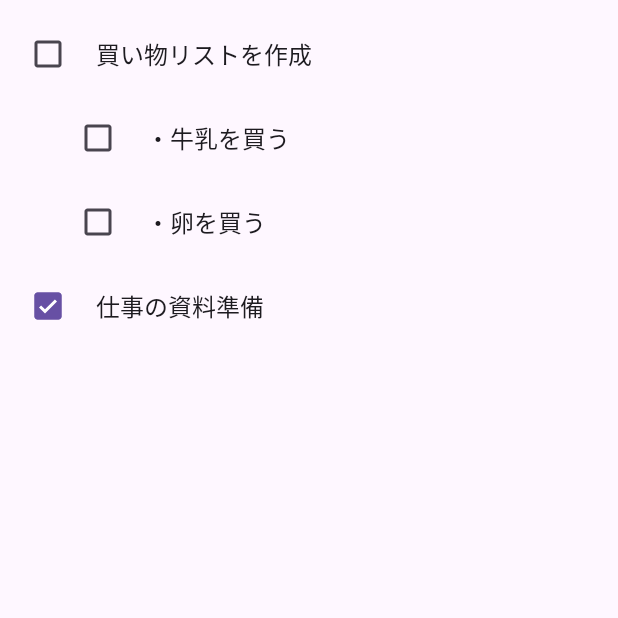
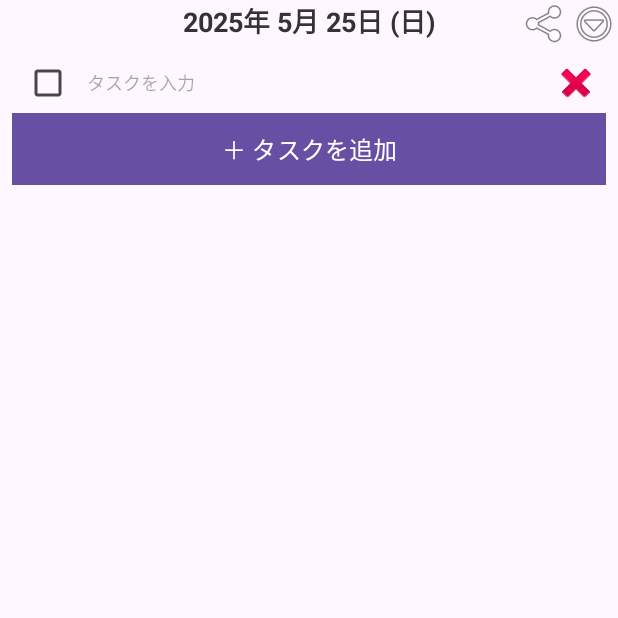
Before and after one commit to haruki1208/ProjectRoot, an Android app: the screen it shows after launch (MainActivity), on a phone screen of 412 x 824 dp, the top half of it. Run offline under Robolectric (Android 15) with nearby library versions, the phone set to English and light mode, and no system bars.

Commit message:
2.1 ホームToDo画面のUI作成  ・削除ボタン  ・追加ボタン  ・画面上部日付  ・右上メニュー  ・データ保存機能（番外）

```diff
--- a/Android/AndroidStudio/ToDoLevelUp/app/build.gradle
+++ b/Android/AndroidStudio/ToDoLevelUp/app/build.gradle
@@ -34,6 +34,7 @@ dependencies {
     implementation libs.material
     implementation libs.activity
     implementation libs.constraintlayout
+    implementation 'com.google.code.gson:gson:2.10.1'
     testImplementation libs.junit
     androidTestImplementation libs.ext.junit
     androidTestImplementation libs.espresso.core
--- a/Android/AndroidStudio/ToDoLevelUp/app/src/main/AndroidManifest.xml
+++ b/Android/AndroidStudio/ToDoLevelUp/app/src/main/AndroidManifest.xml
@@ -13,7 +13,7 @@
         android:theme="@style/Theme.ToDoLevelUp"
         tools:targetApi="31">
         <activity
-            android:name=".MainActivity"
+            android:name=".ui.MainActivity"
             android:exported="true">
             <intent-filter>
                 <action android:name="android.intent.action.MAIN" />
--- a/Android/AndroidStudio/ToDoLevelUp/app/src/main/java/com/example/todolevelup/MainActivity.java
+++ /dev/null
@@ -1,53 +0,0 @@
-package com.example.todolevelup;
-
-import android.os.Bundle;
-import androidx.appcompat.app.AppCompatActivity;
-import androidx.recyclerview.widget.LinearLayoutManager;
-import androidx.recyclerview.widget.RecyclerView;
-
-import java.util.ArrayList;
-import java.util.Date;
-import java.util.List;
-
-public class MainActivity extends AppCompatActivity {
-
-    private RecyclerView recyclerView;
-    private TaskAdapter taskAdapter;
-    private List<Task> taskList;
-
-    @Override
-    protected void onCreate(Bundle savedInstanceState) {
-        super.onCreate(savedInstanceState);
-        setContentView(R.layout.activity_main);
-
-        recyclerView = findViewById(R.id.taskRecyclerView);
-        recyclerView.setLayoutManager(new LinearLayoutManager(this));
-
-        // 仮のタスクリスト作成
-        taskList = createSampleTasks();
-
-        taskAdapter = new TaskAdapter(taskList);
-        recyclerView.setAdapter(taskAdapter);
-    }
-
-    private List<Task> createSampleTasks() {
-        List<Task> list = new ArrayList<>();
-        Date today = new Date();
-
-        // 親タスク
-        Task task1 = new Task("買い物リストを作成", false, 0, null, today);
-        list.add(task1);
-
-        // 子タスク（task1の子）
-        Task task1_1 = new Task("・牛乳を買う", false, 1, task1.getId(), today);
-        Task task1_2 = new Task("・卵を買う", false, 1, task1.getId(), today);
-        list.add(task1_1);
-        list.add(task1_2);
-
-        // 別の親タスク
-        Task task2 = new Task("仕事の資料準備", true, 0, null, today);
-        list.add(task2);
-
-        return list;
-    }
-}
--- a/Android/AndroidStudio/ToDoLevelUp/app/src/main/java/com/example/todolevelup/TaskAdapter.java
+++ /dev/null
@@ -1,116 +0,0 @@
-package com.example.todolevelup;
-
-import android.text.Editable;
-import android.text.TextWatcher;
-import android.view.LayoutInflater;
-import android.view.View;
-import android.view.ViewGroup;
-import android.widget.CheckBox;
-import android.widget.EditText;
-
-import androidx.annotation.NonNull;
-import androidx.recyclerview.widget.RecyclerView;
-
-import java.util.List;
-
-public class TaskAdapter extends RecyclerView.Adapter<TaskAdapter.TaskViewHolder> {
-
-    private List<Task> taskList;
-
-    public TaskAdapter(List<Task> taskList) {
-        this.taskList = taskList;
-//        addEmptyTaskIfNeeded(); // 初期化時にも空白行を追加
-    }
-
-    public static class TaskViewHolder extends RecyclerView.ViewHolder {
-        CheckBox checkBox;
-        EditText editText;
-
-        public TaskViewHolder(@NonNull View itemView) {
-            super(itemView);
-            checkBox = itemView.findViewById(R.id.taskCheckBox);
-            editText = itemView.findViewById(R.id.taskEditText);
-        }
-    }
-
-    @NonNull
-    @Override
-    public TaskViewHolder onCreateViewHolder(@NonNull ViewGroup parent, int viewType) {
-        View view = LayoutInflater.from(parent.getContext())
-                .inflate(R.layout.item_task, parent, false);
-        return new TaskViewHolder(view);
-    }
-
-//    @Override
-//    public void onBindViewHolder(@NonNull TaskViewHolder holder, int position) {
-//        Task task = taskList.get(position);
-//
-//        holder.taskText.setText(task.getText());
-//        holder.taskCheckBox.setChecked(task.isChecked());
-//
-//        // インデント（サブタスク）用の余白調整
-//        ViewGroup.MarginLayoutParams params =
-//                (ViewGroup.MarginLayoutParams) holder.taskText.getLayoutParams();
-//        params.setMarginStart(task.getIndentLevel() * 40);
-//        holder.taskText.setLayoutParams(params);
-//
-//        holder.taskText.setOnFocusChangeListener((v, hasFocus) -> {
-//            if (hasFocus && task.getText().isEmpty()) {
-//                // 空白行に入力が始まったら正式なタスクとして扱い、次の空白行を追加
-//                task.setText(holder.taskText.getText().toString());
-//                addEmptyTaskIfNeeded();
-//            }
-//        });
-//    }
-    @Override
-    public void onBindViewHolder(@NonNull TaskViewHolder holder, int position) {
-        Task task = taskList.get(position);
-
-        // 表示内容を設定
-        holder.checkBox.setChecked(task.isChecked());
-        holder.editText.setText(task.getText());
-
-        // インデント調整（階層に応じて左パディング）
-        int padding = 50 * task.getIndentLevel(); // 1階層ごとに50px左に寄せる
-        holder.itemView.setPadding(padding, holder.itemView.getPaddingTop(),
-                holder.itemView.getPaddingRight(), holder.itemView.getPaddingBottom());
-
-        // チェック状態の更新
-        holder.checkBox.setOnCheckedChangeListener((buttonView, isChecked) -> {
-            task.setChecked(isChecked);
-        });
-
-        // テキスト変更の反映
-        holder.editText.addTextChangedListener(new TextWatcher() {
-            @Override public void beforeTextChanged(CharSequence s, int start, int count, int after) {}
-            @Override public void onTextChanged(CharSequence s, int start, int before, int count) {}
-            @Override public void afterTextChanged(Editable s) {
-                task.setText(s.toString());
-            }
-        });
-    }
-
-    @Override
-    public int getItemCount() {
-        return taskList.size();
-    }
-//    private void addEmptyTaskIfNeeded() {
-//        // 最後のタスクが空白でないなら、空白タスクを追加
-//        if (taskList.isEmpty() || !taskList.get(taskList.size() - 1).getText().isEmpty()) {
-//            Task emptyTask = new Task("", false, 0, null, new Date());
-//            taskList.add(emptyTask);
-//            notifyItemInserted(taskList.size() - 1);
-//        }
-//    }
-
-//    public static class TaskViewHolder extends RecyclerView.ViewHolder {
-//        CheckBox taskCheckBox;
-//        EditText taskText;
-//
-//        public TaskViewHolder(@NonNull View itemView) {
-//            super(itemView);
-//            taskCheckBox = itemView.findViewById(R.id.taskCheckBox);
-//            taskText = itemView.findViewById(R.id.taskText);
-//        }
-//    }
-}
--- a/Android/AndroidStudio/ToDoLevelUp/app/src/main/java/com/example/todolevelup/Task.java
+++ b/Android/AndroidStudio/ToDoLevelUp/app/src/main/java/com/example/todolevelup/model/Task.java
@@ -1,6 +1,4 @@
-package com.example.todolevelup;
-
-import java.util.Date;
+package com.example.todolevelup.model;
 
 import java.util.Date;
 import java.util.UUID;
--- /dev/null
+++ b/Android/AndroidStudio/ToDoLevelUp/app/src/main/java/com/example/todolevelup/ui/MainActivity.java
@@ -0,0 +1,67 @@
+package com.example.todolevelup.ui;
+
+import android.os.Bundle;
+import androidx.appcompat.app.AppCompatActivity;
+import androidx.recyclerview.widget.LinearLayoutManager;
+import androidx.recyclerview.widget.RecyclerView;
+import android.widget.TextView;
+
+import com.example.todolevelup.R;
+import com.example.todolevelup.model.Task;
+
+import com.example.todolevelup.util.TaskStorage;
+
+import java.text.SimpleDateFormat;
+import java.util.ArrayList;
+import java.util.Date;
+import java.util.List;
+import java.util.Locale;
+
+
+public class MainActivity extends AppCompatActivity {
+
+    private RecyclerView recyclerView;
+    private TaskAdapter taskAdapter;
+    private List<Task> taskList;
+
+    @Override
+    protected void onCreate(Bundle savedInstanceState) {
+        super.onCreate(savedInstanceState);
+        setContentView(R.layout.activity_main);
+
+        TextView dateTextView = findViewById(R.id.dateTextView);
+        String todayText = getFormattedDate();
+        dateTextView.setText(todayText);
+
+
+        recyclerView = findViewById(R.id.taskRecyclerView);
+        recyclerView.setLayoutManager(new LinearLayoutManager(this));
+
+        // 保存されたタスクリストを読み込む
+        taskList = TaskStorage.loadTasks(this);
+        if (taskList == null || taskList.isEmpty()) {
+            taskList = createSampleTasks(); // 初回だけサンプルを表示
+        }
+
+
+        taskAdapter = new TaskAdapter(this, taskList);
+        recyclerView.setAdapter(taskAdapter);
+    }
+
+    private String getFormattedDate() {
+        SimpleDateFormat sdf = new SimpleDateFormat("yyyy年 M月 d日 (E)", Locale.JAPANESE);
+        return sdf.format(new Date());
+    }
+
+
+    private List<Task> createSampleTasks() {
+        List<Task> list = new ArrayList<>();
+        Date today = new Date();
+
+        // 空のタスクを1つだけ追加（インデント0、親なし）
+        Task emptyTask = new Task("", false, 0, null, today);
+        list.add(emptyTask);
+
+        return list;
+    }
+}
--- /dev/null
+++ b/Android/AndroidStudio/ToDoLevelUp/app/src/main/java/com/example/todolevelup/ui/TaskAdapter.java
@@ -0,0 +1,127 @@
+package com.example.todolevelup.ui;
+
+import android.text.Editable;
+import android.text.TextWatcher;
+import android.view.LayoutInflater;
+import android.view.View;
+import android.view.ViewGroup;
+import android.widget.CheckBox;
+import android.widget.EditText;
+import android.widget.Button;
+import android.widget.ImageButton;
+import android.app.AlertDialog;
+import android.content.DialogInterface;
+import android.content.Context;
+
+import androidx.annotation.NonNull;
+import androidx.recyclerview.widget.RecyclerView;
+
+import com.example.todolevelup.R;
+import com.example.todolevelup.model.Task;
+import com.example.todolevelup.util.TaskStorage;
+
+import java.util.Date;
+import java.util.List;
+
+public class TaskAdapter extends RecyclerView.Adapter<RecyclerView.ViewHolder> {
+
+    private static final int VIEW_TYPE_TASK = 0;
+    private static final int VIEW_TYPE_ADD_BUTTON = 1;
+
+    private List<Task> taskList;
+
+    private Context context;
+
+    public TaskAdapter(Context context, List<Task> taskList) {
+        this.context = context;
+        this.taskList = taskList;
+    }
+
+
+    @Override
+    public int getItemViewType(int position) {
+        return position == taskList.size() ? VIEW_TYPE_ADD_BUTTON : VIEW_TYPE_TASK;
+    }
+
+    @Override
+    public int getItemCount() {
+        return taskList.size() + 1; // 最後に追加ボタン用ビュー
+    }
+
+    @NonNull
+    @Override
+    public RecyclerView.ViewHolder onCreateViewHolder(@NonNull ViewGroup parent, int viewType) {
+        if (viewType == VIEW_TYPE_TASK) {
+            View view = LayoutInflater.from(parent.getContext()).inflate(R.layout.item_task, parent, false);
+            return new TaskViewHolder(view);
+        } else {
+            View view = LayoutInflater.from(parent.getContext()).inflate(R.layout.item_add_task, parent, false);
+            return new AddButtonViewHolder(view);
+        }
+    }
+
+    @Override
+    public void onBindViewHolder(@NonNull RecyclerView.ViewHolder holder, int position) {
+        if (holder instanceof TaskViewHolder) {
+            Task task = taskList.get(position);
+            TaskViewHolder vh = (TaskViewHolder) holder;
+
+            vh.editText.setText(task.getText());
+            vh.checkBox.setChecked(task.isChecked());
+
+            vh.checkBox.setOnCheckedChangeListener((buttonView, isChecked) -> task.setChecked(isChecked));
+
+            vh.editText.addTextChangedListener(new TextWatcher() {
+                @Override public void beforeTextChanged(CharSequence s, int start, int count, int after) {}
+                @Override public void onTextChanged(CharSequence s, int start, int before, int count) {}
+                @Override public void afterTextChanged(Editable s) {
+                    task.setText(s.toString());
+                }
+            });
+
+            vh.deleteButton.setOnClickListener(v -> {
+                int pos = holder.getAdapterPosition();
+                new AlertDialog.Builder(holder.itemView.getContext())
+//                    .setTitle("タスクの削除")
+                    .setMessage("「" + task.getText() + "」を削除しますか？")
+                    .setPositiveButton("削除", (dialog, which) -> {
+                        taskList.remove(pos);
+                        notifyItemRemoved(pos);
+                        notifyItemRangeChanged(pos, taskList.size());
+                        TaskStorage.saveTasks(context, taskList);
+                    })
+                    .setNegativeButton("キャンセル", null)
+                    .show();
+            });
+
+        } else if (holder instanceof AddButtonViewHolder) {
+            ((AddButtonViewHolder) holder).addButton.setOnClickListener(v -> {
+                taskList.add(new Task("", false, 0, null, new Date()));
+                notifyItemInserted(taskList.size() - 1);
+                TaskStorage.saveTasks(context, taskList);
+            });
+        }
+    }
+
+    public static class TaskViewHolder extends RecyclerView.ViewHolder {
+        CheckBox checkBox;
+        EditText editText;
+        ImageButton deleteButton;
+
+        public TaskViewHolder(@NonNull View itemView) {
+            super(itemView);
+            checkBox = itemView.findViewById(R.id.taskCheckBox);
+            editText = itemView.findViewById(R.id.taskEditText);
+            deleteButton = itemView.findViewById(R.id.deleteButton);
+        }
+    }
+
+    public static class AddButtonViewHolder extends RecyclerView.ViewHolder {
+        Button addButton;
+
+        public AddButtonViewHolder(@NonNull View itemView) {
+            super(itemView);
+            addButton = itemView.findViewById(R.id.addTaskButton);
+        }
+    }
+}
--- /dev/null
+++ b/Android/AndroidStudio/ToDoLevelUp/app/src/main/java/com/example/todolevelup/util/TaskStorage.java
@@ -0,0 +1,36 @@
+package com.example.todolevelup.util;
+
+import android.content.Context;
+import android.content.SharedPreferences;
+
+import com.example.todolevelup.model.Task;
+import com.google.gson.Gson;
+import com.google.gson.reflect.TypeToken;
+
+import java.lang.reflect.Type;
+import java.util.ArrayList;
+import java.util.List;
+
+public class TaskStorage {
+
+    private static final String PREFS_NAME = "task_prefs";
+    private static final String KEY_TASK_LIST = "task_list";
+
+    public static void saveTasks(Context context, List<Task> tasks) {
+        SharedPreferences prefs = context.getSharedPreferences(PREFS_NAME, Context.MODE_PRIVATE);
+        SharedPreferences.Editor editor = prefs.edit();
+        Gson gson = new Gson();
+        String json = gson.toJson(tasks);
+        editor.putString(KEY_TASK_LIST, json);
+        editor.apply();
+    }
+
+    public static List<Task> loadTasks(Context context) {
+        SharedPreferences prefs = context.getSharedPreferences(PREFS_NAME, Context.MODE_PRIVATE);
+        String json = prefs.getString(KEY_TASK_LIST, null);
+        if (json == null) return new ArrayList<>();
+        Gson gson = new Gson();
+        Type type = new TypeToken<List<Task>>() {}.getType();
+        return gson.fromJson(json, type);
+    }
+}
--- a/Android/AndroidStudio/ToDoLevelUp/app/src/main/res/layout/activity_main.xml
+++ b/Android/AndroidStudio/ToDoLevelUp/app/src/main/res/layout/activity_main.xml
@@ -5,11 +5,46 @@
     android:layout_width="match_parent"
     android:layout_height="match_parent">
 
+    <!-- 今日の日付を表示する TextView -->
+    <TextView
+        android:id="@+id/dateTextView"
+        android:layout_width="wrap_content"
+        android:layout_height="wrap_content"
+        android:textSize="18sp"
+        android:textStyle="bold"
+        android:textColor="#333333"
+        app:layout_constraintTop_toTopOf="parent"
+        app:layout_constraintStart_toStartOf="parent"
+        app:layout_constraintEnd_toEndOf="parent" />
+
+    <!-- 共有ボタン -->
+    <ImageButton
+        android:id="@+id/shareButton"
+        android:layout_width="wrap_content"
+        android:layout_height="wrap_content"
+        android:background="?attr/selectableItemBackgroundBorderless"
+        android:contentDescription="共有"
+        android:src="@android:drawable/ic_menu_share"
+        app:layout_constraintTop_toTopOf="parent"
+        app:layout_constraintEnd_toStartOf="@+id/menuButton" />
+
+    <!-- メニューボタン -->
+    <ImageButton
+        android:id="@+id/menuButton"
+        android:layout_width="wrap_content"
+        android:layout_height="wrap_content"
+        android:background="?attr/selectableItemBackgroundBorderless"
+        android:contentDescription="メニュー"
+        android:src="@android:drawable/ic_menu_more"
+        app:layout_constraintTop_toTopOf="parent"
+        app:layout_constraintEnd_toEndOf="parent" />
+
+    <!-- タスク一覧 -->
     <androidx.recyclerview.widget.RecyclerView
         android:id="@+id/taskRecyclerView"
         android:layout_width="0dp"
         android:layout_height="0dp"
-        app:layout_constraintTop_toTopOf="parent"
+        app:layout_constraintTop_toBottomOf="@id/dateTextView"
         app:layout_constraintBottom_toBottomOf="parent"
         app:layout_constraintStart_toStartOf="parent"
         app:layout_constraintEnd_toEndOf="parent"
--- /dev/null
+++ b/Android/AndroidStudio/ToDoLevelUp/app/src/main/res/layout/item_add_task.xml
@@ -0,0 +1,12 @@
+<?xml version="1.0" encoding="utf-8"?>
+
+<Button
+    xmlns:android="http://schemas.android.com/apk/res/android"
+    android:id="@+id/addTaskButton"
+    android:layout_width="match_parent"
+    android:layout_height="wrap_content"
+    android:text="＋ タスクを追加"
+    android:textSize="16sp"
+    android:textColor="#ffffff"
+    android:background="@color/purple_500"
+    android:padding="1dp"/>
--- a/Android/AndroidStudio/ToDoLevelUp/app/src/main/res/layout/item_task.xml
+++ b/Android/AndroidStudio/ToDoLevelUp/app/src/main/res/layout/item_task.xml
@@ -5,23 +5,32 @@
     android:layout_height="wrap_content"
     android:orientation="horizontal"
     android:gravity="center_vertical"
-    android:paddingVertical="4dp">
+    android:paddingVertical="0dp">
 
     <!-- チェックボックス -->
     <CheckBox
         android:id="@+id/taskCheckBox"
         android:layout_width="wrap_content"
-        android:layout_height="wrap_content" />
+        android:layout_height="match_parent" />
 
     <!-- タスク入力 -->
     <EditText
         android:id="@+id/taskEditText"
         android:layout_width="0dp"
-        android:layout_height="wrap_content"
+        android:layout_height="29dp"
         android:layout_weight="1"
+        android:background="@android:color/transparent"
         android:hint="タスクを入力"
+        android:inputType="text"
+        android:paddingStart="2dp"
+        android:textSize="12sp" />
+
+    <ImageButton
+        android:id="@+id/deleteButton"
+        android:layout_width="40dp"
+        android:layout_height="40dp"
         android:background="@android:color/transparent"
-        android:textSize="16sp"
-        android:paddingStart="8dp"
-        android:inputType="text" />
+        android:src="@android:drawable/ic_delete"
+        android:contentDescription="削除" />
+
 </LinearLayout>
--- a/Android/AndroidStudio/ToDoLevelUp/app/src/main/res/values/colors.xml
+++ b/Android/AndroidStudio/ToDoLevelUp/app/src/main/res/values/colors.xml
@@ -2,4 +2,5 @@
 <resources>
     <color name="black">#FF000000</color>
     <color name="white">#FFFFFFFF</color>
+    <color name="purple_500">#6200EE</color>
 </resources>
```
